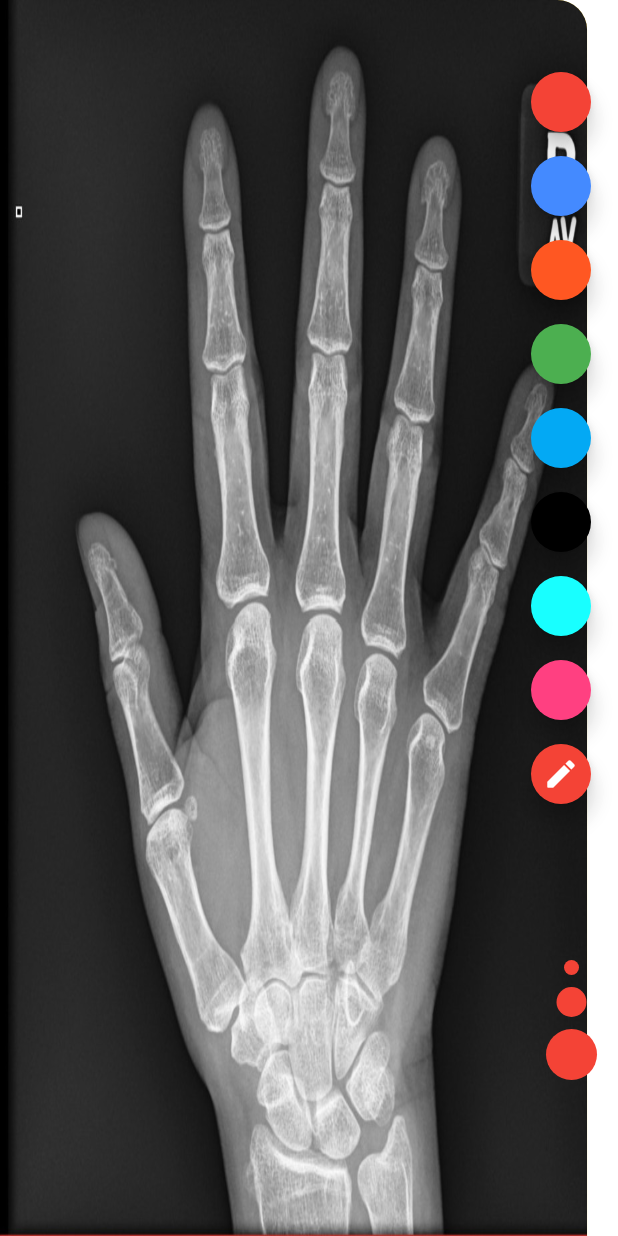
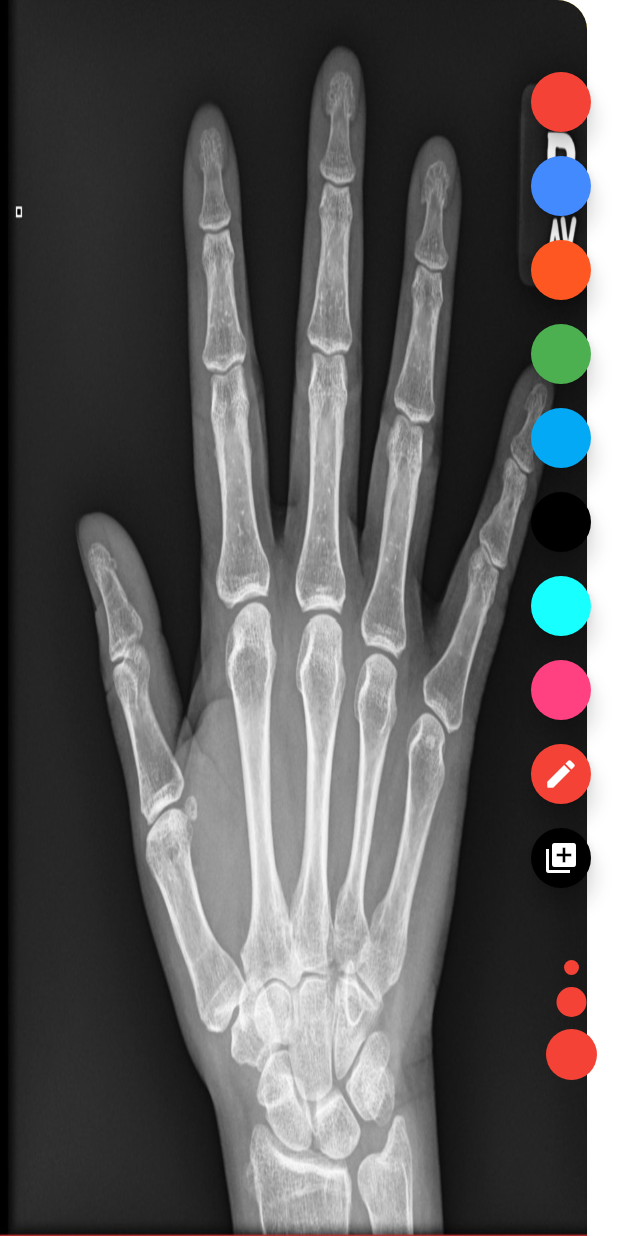
Before and after one commit to JosephSafouri/OXO-2123, a Flutter app: the DrawingPage screen opened directly, on a phone screen of 412 x 824 dp. Run offline on Flutter 3.47's test engine with Material 2 defaults, Android fonts, the phone set to English and light mode, and no system bars.

Commit message:
Upload Image Icon

```diff
--- a/flutter-app/flutter_drawing_app/starter/lib/drawing_page.dart
+++ b/flutter-app/flutter_drawing_app/starter/lib/drawing_page.dart
@@ -9,6 +9,7 @@ import 'package:flutter/rendering.dart';
     none,
     color,
     linedrawing,
+    upload_image
   }
 
 class DrawingPage extends StatefulWidget {
@@ -161,7 +162,7 @@ class _DrawingPageState extends State<DrawingPage> {
         mainAxisAlignment: MainAxisAlignment.start,
         children: [
           for (Color color in toolbarColors) buildColorButton(color),
-          buildLineButton()
+          buildLineButton(), buildUploadButton()
         ],
       ),
     );
@@ -173,7 +174,7 @@ class _DrawingPageState extends State<DrawingPage> {
       child: FloatingActionButton(
         mini: true,
         backgroundColor: selectedColor,
-        child: Icon(Icons.create_rounded),
+        child:Icon(Icons.create_rounded),
         onPressed: () {
           setState(() {
             state = Status.linedrawing;
@@ -183,6 +184,21 @@ class _DrawingPageState extends State<DrawingPage> {
     );
   }
 
+Widget buildUploadButton() {
+    return Padding(
+      padding: const EdgeInsets.all(4.0),
+      child: FloatingActionButton(
+        mini: true,
+        backgroundColor: Colors.black,
+        child:Icon(Icons.add_to_photos),
+        onPressed: () {
+          setState(() {
+            state = Status.upload_image;
+          });
+        },
+      ),
+    );
+  }
 
   Widget buildColorButton(Color color) {
     return Padding(
--- a/flutter-app/flutter_drawing_app/starter/pubspec.yaml
+++ b/flutter-app/flutter_drawing_app/starter/pubspec.yaml
@@ -53,6 +53,7 @@ flutter:
 
   assets:
     - images/hand-xray.jpeg
+    - images/upload_image.png
 
   # An image asset can refer to one or more resolution-specific "variants", see
   # https://flutter.dev/assets-and-images/#resolution-aware.
```
Also changed, not shown: flutter-app/flutter_drawing_app/starter/images/upload_image.png (added).
